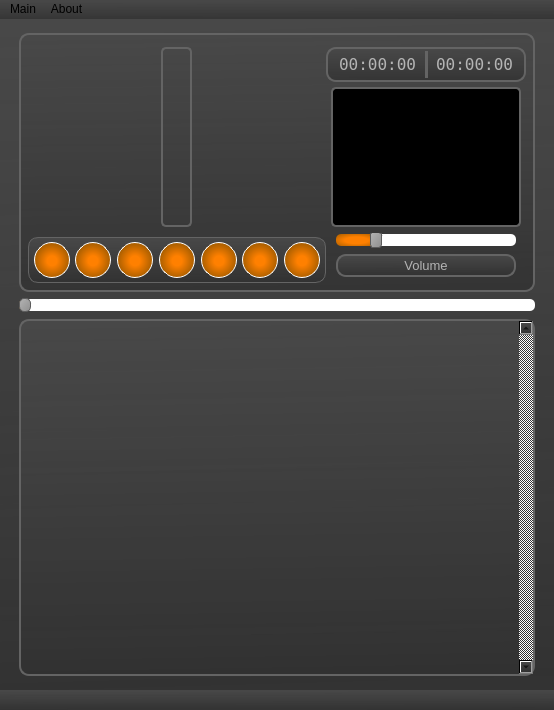
This is design.ui in den-koch/AudioPlayer_PyVers as Qt 5 draws it before an edit. The edited form follows.
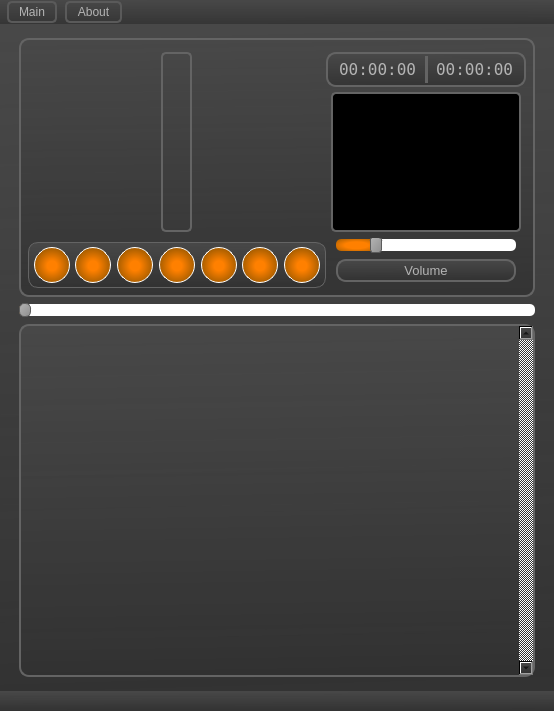
This is the edited form. Icons and pictures are not drawn. Custom widgets are drawn as their Qt base class.

```diff
--- a/design.ui
+++ b/design.ui
@@ -10,7 +10,7 @@
     <x>0</x>
     <y>0</y>
     <width>554</width>
-    <height>710</height>
+    <height>711</height>
    </rect>
   </property>
   <property name="windowIcon">
@@ -1327,10 +1327,47 @@
      <x>0</x>
      <y>0</y>
      <width>554</width>
-     <height>26</height>
+     <height>31</height>
     </rect>
    </property>
-   <widget class="QMenu" name="menuOpen">
+   <property name="styleSheet">
+    <string notr="true">
+QMenuBar::item {         
+	margin: 1px;  
+	color: rgb(180, 180, 180); 
+    padding: 2px 10px;
+    border-radius: 5px;
+	border:2px solid rgb(90, 90, 90);
+}
+
+QMenuBar::item:selected {    
+    background-color:rgb(65, 65, 65);
+}
+QMenuBar::item:pressed {
+    background-color: rgb(75, 75, 75);
+}
+QMenu {
+    color: rgb(180, 180, 180);
+    background-color: qlineargradient(spread:pad, x1:0.517, y1:1, x2:0.493, y2:0, 
+    stop:0 rgba(49, 49, 49, 207), stop:1 rgba(72, 72, 72, 255)); 
+    border: 2px solid rgb(100, 100, 100);}
+
+QMenu::item:selected { 
+    background-color: rgb(80, 80, 80);}
+
+QMenu::separator {
+    background: rgb(90, 90, 90);
+	height : 1px;
+}
+;QMenuBar {         
+    background-color:transparent;
+    background-color:rgb(65, 65, 65);
+}</string>
+   </property>
+   <widget class="QMenu" name="menuMain">
+    <property name="styleSheet">
+     <string notr="true"/>
+    </property>
     <property name="title">
      <string>Main</string>
     </property>
@@ -1340,7 +1377,7 @@
      <string>About</string>
     </property>
    </widget>
-   <addaction name="menuOpen"/>
+   <addaction name="menuMain"/>
    <addaction name="menuAbout"/>
   </widget>
   <widget class="QStatusBar" name="statusBar">
```
Left out of the diff: 37 changed lines with no effect on the pictures.
